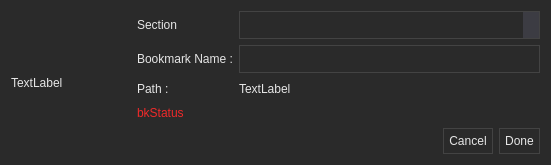
The window that app/bookmarks/bookmarkdialog.ui (rahmanshaber/corebox) describes before a commit, drawn with Qt 5.
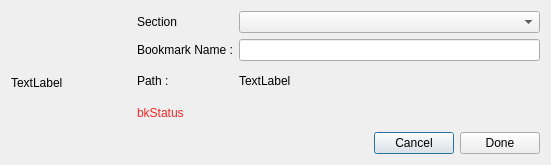
The same window after the commit. Icons and pictures are not drawn.

Patch:
```diff
--- a/app/bookmarks/bookmarkdialog.ui
+++ b/app/bookmarks/bookmarkdialog.ui
@@ -18,35 +18,7 @@
     <normaloff>:/icons/Bookmarks.svg</normaloff>:/icons/Bookmarks.svg</iconset>
   </property>
   <property name="styleSheet">
-   <string notr="true">/*BookmarkIt */
-
-QWidget{
-    background-color: #2A2A2A;
-    color: #E6E6E6;
-    border: 1px #2A2A2A;}
-
-
-QPushButton{
-    border: 1px solid #434343;
-    padding: 5px 5px 5px 5px;}
-QPushButton:hover {
-    background-color: #308CC6;}
-
-
-QLineEdit{
-    border: 1px solid #434343;
-    padding: 5px 5px 5px 10px;}
-
-
-QComboBox {
-    border: 1px solid #434343;
-    padding: 5px 5px 5px 10px;}
-QComboBox QAbstractItemView {
-    background-color: #546070;
-    color: #ffffff;
-    selection-background-color: #F1A873;}
-QComboBox::drop-down {
-    background-color: #3C3C43;}</string>
+   <string notr="true"/>
   </property>
   <layout class="QGridLayout" name="gridLayout">
    <item row="2" column="2">
```
